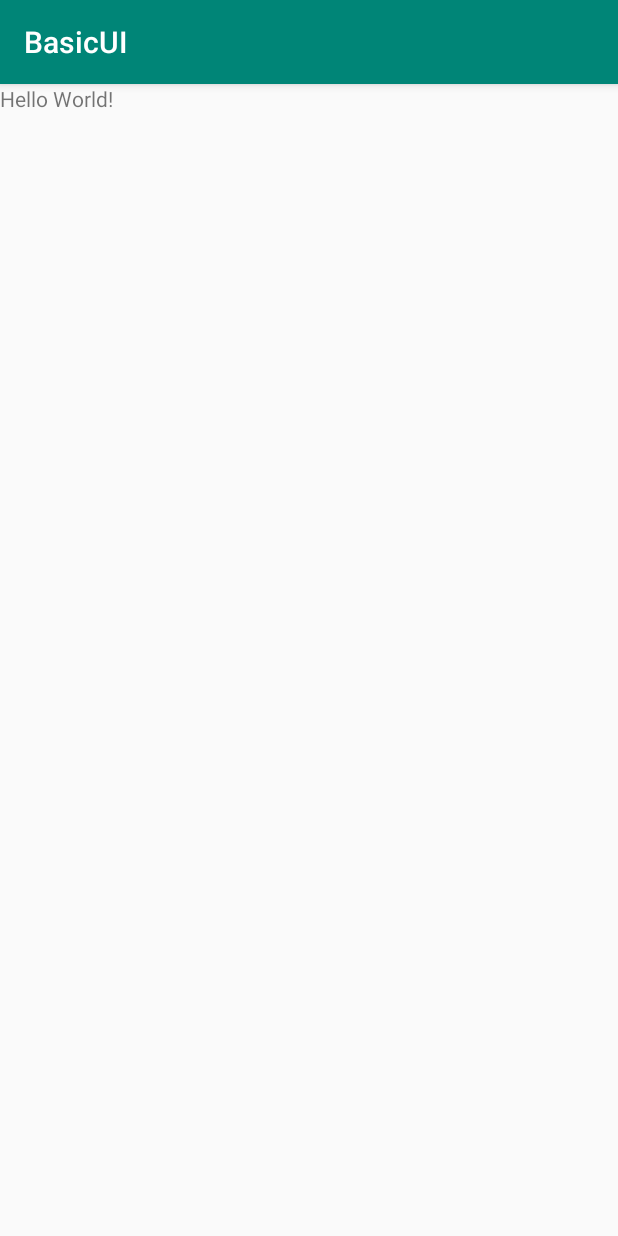
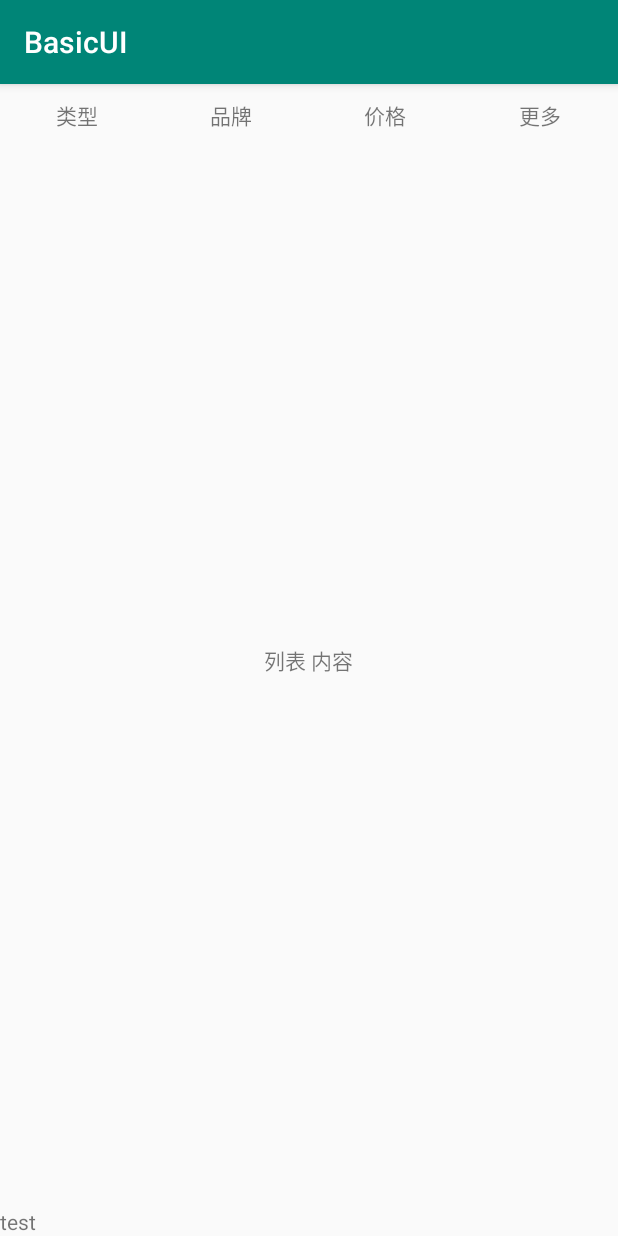
Before and after one commit to Peakmain/BasicUI, an Android app: the screen it shows after launch (MainActivity), on a phone screen of 412 x 824 dp. Run offline under Robolectric (Android 15) with nearby library versions, the light colour scheme and no system bars; our stand-ins replace CircleImageView.

Commit message:
菜单多条目删选

```diff
--- /dev/null
+++ b/app/src/main/java/com/peakmain/basicui/ListMenuAdapter.java
@@ -0,0 +1,51 @@
+package com.peakmain.basicui;
+
+import android.content.Context;
+import android.view.View;
+import android.widget.TextView;
+import android.widget.Toast;
+
+import com.peakmain.ui.adapter.menu.BaseListMenuAdapater;
+
+import java.util.List;
+
+/**
+ * author ：Peakmain
+ * createTime：2020/3/4
+ * mail:2726449200@qq.com
+ * describe：
+ */
+public class ListMenuAdapter extends BaseListMenuAdapater {
+    private List<String> mTitles;
+    private Context mContext;
+    public ListMenuAdapter(Context context, List<String> titles) {
+        super(context, titles);
+        this.mTitles=titles;
+        this.mContext=context;
+    }
+
+    @Override
+    public int getTitleLayoutId() {
+        return R.layout.ui_list_data_screen_tab;
+    }
+
+    @Override
+    protected void setMenuContent(View menuView, final int position) {
+        TextView tv = menuView.findViewById(R.id.tv_menu_tab_content);
+        tv.setText(mTitles.get(position));
+        tv.setOnClickListener(new View.OnClickListener() {
+            @Override
+            public void onClick(View v) {
+                Toast.makeText(mContext,mTitles.get(position),Toast.LENGTH_LONG).show();
+                closeMenu();
+            }
+        });
+    }
+
+    @Override
+    protected int getMenuLayoutId() {
+        return R.layout.ui_list_data_screen_menu;
+    }
+
+
+}
--- a/app/src/main/java/com/peakmain/basicui/MainActivity.java
+++ b/app/src/main/java/com/peakmain/basicui/MainActivity.java
@@ -2,21 +2,26 @@ package com.peakmain.basicui;
 
 import android.os.Bundle;
 import android.support.v7.app.AppCompatActivity;
+import android.view.View;
 
-import com.peakmain.ui.loading.CircleLoadingView;
+import com.peakmain.ui.widget.menu.ListMenuView;
+
+import java.util.Arrays;
 
 
 public class MainActivity extends AppCompatActivity {
-    private CircleLoadingView mCircleLoadingView;
-
+    private ListMenuView mMenuView;
+    private String arr[]={"类型","品牌","价格","更多"};
     @Override
     protected void onCreate(Bundle savedInstanceState) {
         super.onCreate(savedInstanceState);
         setContentView(R.layout.activity_main);
-        mCircleLoadingView = new CircleLoadingView(this);
-       // mCircleLoadingView.setWidthAndHeight(ViewGroup.LayoutParams.MATCH_PARENT,ViewGroup.LayoutParams.MATCH_PARENT);
-        mCircleLoadingView.show();
-        mCircleLoadingView.setCancelable(true);
+        mMenuView = findViewById(R.id.list_data_screen_view);
+        mMenuView.setAdapter(new ListMenuAdapter(this, Arrays.asList(arr)));
+
+    }
+
+    public void click(View view) {
 
     }
 }
--- a/app/src/main/res/layout/activity_main.xml
+++ b/app/src/main/res/layout/activity_main.xml
@@ -1,5 +1,5 @@
 <?xml version="1.0" encoding="utf-8"?>
-<LinearLayout xmlns:android="http://schemas.android.com/apk/res/android"
+<RelativeLayout xmlns:android="http://schemas.android.com/apk/res/android"
     xmlns:app="http://schemas.android.com/apk/res-auto"
     xmlns:tools="http://schemas.android.com/tools"
     android:layout_width="match_parent"
@@ -9,6 +9,21 @@
     <TextView
         android:layout_width="wrap_content"
         android:layout_height="wrap_content"
-        android:text="Hello World!" />
+        android:text="列表 内容"
+        android:layout_centerInParent="true" />
 
-</LinearLayout>
+    <TextView
+        android:layout_width="wrap_content"
+        android:text="test"
+        android:onClick="click"
+        android:layout_alignParentBottom="true"
+        android:layout_height="wrap_content" />
+
+    <com.peakmain.ui.widget.menu.ListMenuView
+        android:id="@+id/list_data_screen_view"
+        android:layout_width="match_parent"
+        android:layout_height="match_parent"/>
+
+
+
+</RelativeLayout>
--- /dev/null
+++ b/app/src/main/res/layout/ui_list_data_screen_tab.xml
@@ -0,0 +1,10 @@
+<?xml version="1.0" encoding="utf-8"?>
+<TextView xmlns:android="http://schemas.android.com/apk/res/android"
+    xmlns:app="http://schemas.android.com/apk/res-auto"
+    android:id="@+id/tv_menu_tab_title"
+    xmlns:tools="http://schemas.android.com/tools"
+    android:layout_width="wrap_content"
+    android:gravity="center"
+    android:padding="10dp"
+    android:layout_height="wrap_content"
+    tools:context=".MainActivity"/>
--- /dev/null
+++ b/ui/src/main/java/com/peakmain/ui/adapter/BaseAdapter.java
@@ -0,0 +1,22 @@
+package com.peakmain.ui.adapter;
+
+import android.view.View;
+import android.view.ViewGroup;
+
+/**
+ * author ：Peakmain
+ * createTime：2020/3/4
+ * mail:2726449200@qq.com
+ * describe：
+ */
+public abstract class BaseAdapter {
+    /**
+     *   1.多少item数量
+     */
+    public abstract int getCount();
+
+    /**
+     * 2.获取view通过position
+     */
+    public abstract View getView(int position, ViewGroup parent);
+}
--- /dev/null
+++ b/ui/src/main/java/com/peakmain/ui/adapter/menu/BaseListMenuAdapater.java
@@ -0,0 +1,68 @@
+package com.peakmain.ui.adapter.menu;
+
+import android.content.Context;
+import android.graphics.Color;
+import android.view.LayoutInflater;
+import android.view.View;
+import android.view.ViewGroup;
+import android.widget.TextView;
+
+import com.peakmain.ui.R;
+
+import java.util.List;
+
+/**
+ * author ：Peakmain
+ * createTime：2020/3/4
+ * mail:2726449200@qq.com
+ * describe：基本条目的适配器
+ */
+public abstract class BaseListMenuAdapater extends BaseMenuAdapter {
+    //标题的集合
+    private List<String> mTitles;
+    //上下文
+    private Context mContext;
+
+    public BaseListMenuAdapater(Context context, List<String> titles) {
+        mContext = context;
+        mTitles = titles;
+    }
+
+    @Override
+    public View getView(int position, ViewGroup parent) {
+        View view = LayoutInflater.from(mContext).inflate(getTitleLayoutId(), parent, false);
+        TextView textView = view.findViewById(R.id.tv_menu_tab_title);
+        textView.setText(mTitles.get(position));
+        return view;
+    }
+
+    public abstract int getTitleLayoutId();
+
+    @Override
+    public int getCount() {
+        return mTitles.size();
+    }
+
+    @Override
+    public View getMenuView(int position, ViewGroup parent) {
+        View view = LayoutInflater.from(mContext).inflate(getMenuLayoutId(), parent, false);
+        setMenuContent(view,position);
+        return view;
+    }
+
+    protected abstract void setMenuContent(View menuView,int position);
+
+    protected abstract int getMenuLayoutId();
+
+    @Override
+    public void openMenu(View tabView) {
+        TextView textView = tabView.findViewById(R.id.tv_menu_tab_title);
+        textView.setTextColor(Color.parseColor("#FF4081"));
+    }
+
+    @Override
+    public void closeMenu(View tabView) {
+        TextView textView = tabView.findViewById(R.id.tv_menu_tab_title);
+        textView.setTextColor(Color.BLACK);
+    }
+}
--- /dev/null
+++ b/ui/src/main/java/com/peakmain/ui/adapter/menu/BaseMenuAdapter.java
@@ -0,0 +1,51 @@
+package com.peakmain.ui.adapter.menu;
+
+import android.view.View;
+import android.view.ViewGroup;
+
+import com.peakmain.ui.adapter.BaseAdapter;
+
+/**
+ * author ：Peakmain
+ * createTime：2020/3/4
+ * mail:2726449200@qq.com
+ * describe：多条目菜单筛选的适配器
+ */
+public abstract class BaseMenuAdapter extends BaseAdapter {
+    //订阅用户放到这个集合
+    private MenuObserver mObserver;
+
+    /**
+     * 订阅注册
+     */
+    public void registerDataSetObserver(MenuObserver observer) {
+        mObserver = observer;
+    }
+
+    /**
+     * 解注册
+     */
+    public void unregisterDataSetObserver(MenuObserver observer) {
+        mObserver = null;
+    }
+
+    public void closeMenu() {
+        if (mObserver != null) {
+            mObserver.closeMenu();
+        }
+    }
+    /**
+     * 获取Menu的view
+     */
+    public abstract View getMenuView(int position, ViewGroup parent);
+
+    /**
+     * 打开菜单
+     */
+    public abstract void openMenu(View tabView);
+
+    /**
+     * 关闭菜单
+     */
+    public abstract void closeMenu(View tabView);
+}
--- /dev/null
+++ b/ui/src/main/java/com/peakmain/ui/adapter/menu/MenuObserver.java
@@ -0,0 +1,12 @@
+package com.peakmain.ui.adapter.menu;
+
+/**
+ * author ：Peakmain
+ * createTime：2020/3/5
+ * mail:2726449200@qq.com
+ * describe：观察者
+ */
+public abstract class MenuObserver {
+    //关闭菜单
+    public abstract void closeMenu();
+}
--- /dev/null
+++ b/ui/src/main/java/com/peakmain/ui/widget/menu/ListMenuView.java
@@ -0,0 +1,243 @@
+package com.peakmain.ui.widget.menu;
+
+import android.animation.Animator;
+import android.animation.AnimatorListenerAdapter;
+import android.animation.ObjectAnimator;
+import android.content.Context;
+import android.graphics.Color;
+import android.support.annotation.Nullable;
+import android.util.AttributeSet;
+import android.view.View;
+import android.view.ViewGroup;
+import android.widget.FrameLayout;
+import android.widget.LinearLayout;
+
+import com.peakmain.ui.adapter.menu.BaseMenuAdapter;
+import com.peakmain.ui.adapter.menu.MenuObserver;
+
+/**
+ * author ：Peakmain
+ * createTime：2020/3/4
+ * mail:2726449200@qq.com
+ * describe：
+ */
+public class ListMenuView extends LinearLayout implements View.OnClickListener {
+
+    private Context mContext;
+    // 1.1 创建头部用来存放 Tab
+    private LinearLayout mMenuTabView;
+    // 1.2 创建 FrameLayout 用来存放 = 阴影（View） + 菜单内容布局(FrameLayout)
+    private FrameLayout mMenuMiddleView;
+    // 阴影
+    private View mShadowView;
+    // 创建菜单用来存放菜单内容
+    private FrameLayout mMenuContainerView;
+    // 阴影的颜色
+    private int mShadowColor = 0x88888888;
+    private BaseMenuAdapter mAdapter;
+    private int mMenuContainerHeight;
+
+    private int DURATION_TIME = 350;
+    private int mCurrentPosition = -1;//当前位置
+    // 动画是否在执行
+    private boolean mAnimatorExecute;
+
+    public ListMenuView(Context context) {
+        this(context, null);
+    }
+
+    public ListMenuView(Context context, @Nullable AttributeSet attrs) {
+        this(context, attrs, 0);
+    }
+
+    public ListMenuView(Context context, @Nullable AttributeSet attrs, int defStyleAttr) {
+        super(context, attrs, defStyleAttr);
+        this.mContext = context;
+        initLayout();
+    }
+
+    /**
+     * 初始化控件
+     */
+    private void initLayout() {
+        //整体是个垂直布局
+        setOrientation(VERTICAL);
+        //创建头部用来存放Tab
+        mMenuTabView = new LinearLayout(mContext);
+        mMenuTabView.setLayoutParams(new LinearLayout.LayoutParams(LayoutParams.MATCH_PARENT,
+                LayoutParams.WRAP_CONTENT));
+        addView(mMenuTabView);
+        // 1.2 创建 FrameLayout 用来存放 = 阴影（View） + 菜单内容布局(FrameLayout)
+        mMenuMiddleView = new FrameLayout(mContext);
+        LinearLayout.LayoutParams params = new LinearLayout.LayoutParams(LinearLayout.LayoutParams.MATCH_PARENT, 0);
+        params.weight = 1;
+        mMenuMiddleView.setLayoutParams(params);
+        addView(mMenuMiddleView);
+        // 创建阴影 可以不用设置 LayoutParams 默认就是 MATCH_PARENT ，MATCH_PARENT
+        mShadowView = new View(mContext);
+        mShadowView.setBackgroundColor(mShadowColor);
+        mShadowView.setVisibility(GONE);
+        mShadowView.setAlpha(0);
+        mMenuMiddleView.addView(mShadowView);
+        mShadowView.setOnClickListener(this);
+
+        //创建菜单用来存放菜单内容
+        mMenuContainerView = new FrameLayout(mContext);
+        mMenuContainerView.setBackgroundColor(Color.WHITE);
+        mMenuMiddleView.addView(mMenuContainerView);
+    }
+
+    @Override
+    protected void onMeasure(int widthMeasureSpec, int heightMeasureSpec) {
+        super.onMeasure(widthMeasureSpec, heightMeasureSpec);
+        int heightSize = MeasureSpec.getSize(heightMeasureSpec);
+        if (mMenuContainerHeight == 0 && heightSize > 0) {
+            ViewGroup.LayoutParams params = mMenuContainerView.getLayoutParams();
+            mMenuContainerHeight = (int) (heightSize * 75f / 100);
+            params.height = mMenuContainerHeight;
+            mMenuContainerView.setLayoutParams(params);
+            // 进来的时候阴影不显示 ，内容也是不显示的（把它移上去）
+            mMenuContainerView.setTranslationY(-mMenuContainerHeight);
+        }
+    }
+    /**
+     * 具体的观察者
+     */
+    private class AdapterMenuObserver extends MenuObserver {
+
+        @Override
+        public void closeMenu() {
+            ListMenuView.this.closeMenu();
+        }
+    }
+    private AdapterMenuObserver mObserver;
+    public void setAdapter(BaseMenuAdapter adapter) {
+        if(mAdapter!=null&&mObserver!=null){
+            mAdapter.unregisterDataSetObserver(mObserver);
+        }
+        this.mAdapter = adapter;
+        if (adapter == null) {
+            throw new RuntimeException("adapter is null");
+        }
+        mObserver=new AdapterMenuObserver();
+        mAdapter.registerDataSetObserver(mObserver);
+        int count = adapter.getCount();
+        for (int i = 0; i < count; i++) {
+            // 获取菜单的Tab
+            View tabView = adapter.getView(i, mMenuTabView);
+            LinearLayout.LayoutParams params = (LayoutParams) tabView.getLayoutParams();
+            params.weight = 1;
+            tabView.setLayoutParams(params);
+            mMenuTabView.addView(tabView);
+            //设置点击事件
+            setTabClick(tabView, i);
+            //获取菜单内容
+            View menuView = mAdapter.getMenuView(i, mMenuContainerView);
+            menuView.setVisibility(GONE);
+            mMenuContainerView.addView(menuView);
+        }
+    }
+
+    private void setTabClick(final View tabView, final int position) {
+        tabView.setOnClickListener(new OnClickListener() {
+            @Override
+            public void onClick(View v) {
+                if (mCurrentPosition == -1) {
+                    openMenu(tabView, position);
+                } else {
+                    //已经打开了
+                    if (mCurrentPosition == position) {//如果点击的是同一个位置则关闭
+                        closeMenu();
+                    } else {
+                        //切换显示
+                        View currentMenu = mMenuContainerView.getChildAt(mCurrentPosition);
+                        currentMenu.setVisibility(GONE);
+                        mAdapter.closeMenu(mMenuTabView.getChildAt(mCurrentPosition));
+                        mCurrentPosition = position;
+                        currentMenu = mMenuContainerView.getChildAt(mCurrentPosition);
+                        currentMenu.setVisibility(VISIBLE);
+                        mAdapter.openMenu(mMenuTabView.getChildAt(mCurrentPosition));
+                    }
+                }
+            }
+        });
+    }
+
+    public void closeMenu() {
+        if (mAnimatorExecute) {
+            return;
+        }
+        //设置阴影不可见
+        mShadowView.setVisibility(GONE);
+        // 获取当前位置显示当前菜单，菜单是加到了菜单容器
+        final View menuView = mMenuContainerView.getChildAt(mCurrentPosition);
+        menuView.setVisibility(GONE);
+        //位移动画
+        ObjectAnimator translationAnimation =
+                ObjectAnimator.ofFloat(mMenuContainerView, "translationY", 0, -mMenuContainerHeight);
+        translationAnimation.setDuration(DURATION_TIME);
+        translationAnimation.start();
+        //阴影的透明度变化
+        ObjectAnimator rotationAniamtion = ObjectAnimator.ofFloat(mShadowView, "alpha", 1f, 0f);
+        rotationAniamtion.setDuration(DURATION_TIME);
+        rotationAniamtion.addListener(new AnimatorListenerAdapter() {
+            @Override
+            public void onAnimationEnd(Animator animation) {
+                mCurrentPosition = -1;
+                mAnimatorExecute = false;
+            }
+
+            @Override
+            public void onAnimationStart(Animator animation) {
+                super.onAnimationStart(animation);
+                mAnimatorExecute = true;
+                mAdapter.closeMenu(mMenuTabView.getChildAt(mCurrentPosition));
+            }
+        });
+        rotationAniamtion.start();
+    }
+
+    /**
+     * 打开菜单
+     */
+    private void openMenu(final View tabView, final int postition) {
+        if (mAnimatorExecute) {
+            return;
+        }
+        //设置阴影为可见
+        mShadowView.setVisibility(VISIBLE);
+
+        // 获取当前位置显示当前菜单，菜单是加到了菜单容器
+        final View menuView = mMenuContainerView.getChildAt(postition);
+        menuView.setVisibility(VISIBLE);
+        //位移动画
+        ObjectAnimator translationAnimation =
+                ObjectAnimator.ofFloat(mMenuContainerView, "translationY", -mMenuContainerHeight, 0);
+        translationAnimation.setDuration(DURATION_TIME);
+        translationAnimation.start();
+        //阴影的透明度变化
+        ObjectAnimator rotationAniamtion = ObjectAnimator.ofFloat(mShadowView, "alpha", 0f, 1f);
+        rotationAniamtion.setDuration(DURATION_TIME);
+        rotationAniamtion.addListener(new AnimatorListenerAdapter() {
+            @Override
+            public void onAnimationEnd(Animator animation) {
+                super.onAnimationEnd(animation);
+                mCurrentPosition = postition;
+                mAnimatorExecute = false;
+            }
+
+            @Override
+            public void onAnimationStart(Animator animation) {
+                super.onAnimationStart(animation);
+                mAnimatorExecute = true;
+                mAdapter.openMenu(tabView);
+            }
+        });
+        rotationAniamtion.start();
+    }
+
+    @Override
+    public void onClick(View v) {
+        closeMenu();
+    }
+}
--- /dev/null
+++ b/ui/src/main/res/values/ids.xml
@@ -0,0 +1,4 @@
+<?xml version="1.0" encoding="utf-8"?>
+<resources>
+    <item name="tv_menu_tab_title" type="id" />
+</resources>
```
Also changed, not shown: app/src/main/res/layout/ui_list_data_screen_menu.xml (added, +9 -0 lines), ui/src/main/java/com/peakmain/ui/adapter/BaseFlowAdapter.java (+2 -7 lines).
